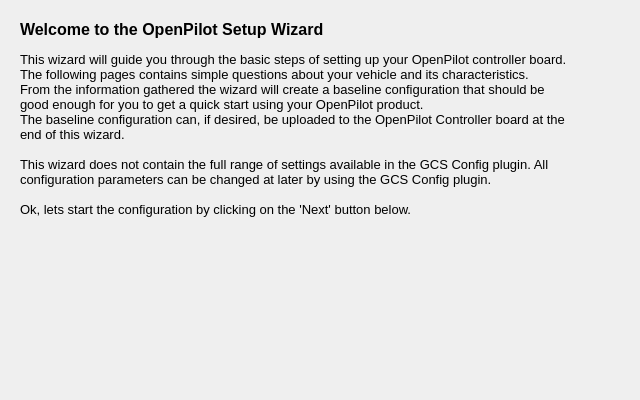
Old version of the form ground/openpilotgcs/src/plugins/setupwizard/pages/startpage.ui in the repository openpilot/OpenPilot.
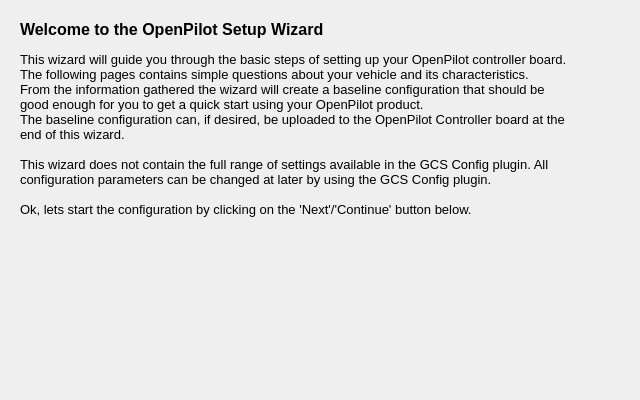
New version of the form.

Commit message: OP-39 Added mixer and motor configuration for Hexa and Octocopters. Changed so that the Flex port is set to be serial telemetry port by default. Added some description texts for the different multirotor types. Fixed disabling/enabling of Cancel and Back buttons during processing like bias calculation and saving of configuration. Converted summary text to html and added some formatting of the text. Added message if no controller is connected on saving the configuration.

Patch:
```diff
--- a/ground/openpilotgcs/src/plugins/setupwizard/pages/startpage.ui
+++ b/ground/openpilotgcs/src/plugins/setupwizard/pages/startpage.ui
@@ -36,12 +36,12 @@
 &lt;p style=&quot; margin-top:0px; margin-bottom:0px; margin-left:0px; margin-right:0px; -qt-block-indent:0; text-indent:0px;&quot;&gt;&lt;span style=&quot; font-size:12pt; font-weight:600;&quot;&gt;Welcome to the OpenPilot Setup Wizard&lt;/span&gt;&lt;/p&gt;
 &lt;p style=&quot;-qt-paragraph-type:empty; margin-top:0px; margin-bottom:0px; margin-left:0px; margin-right:0px; -qt-block-indent:0; text-indent:0px; font-size:8pt;&quot;&gt;&lt;/p&gt;
 &lt;p style=&quot; margin-top:0px; margin-bottom:0px; margin-left:0px; margin-right:0px; -qt-block-indent:0; text-indent:0px;&quot;&gt;&lt;span style=&quot; font-size:10pt;&quot;&gt;This wizard will guide you through the basic steps of setting up your OpenPilot controller board. The following pages contains simple questions about your vehicle and its characteristics. &lt;/span&gt;&lt;/p&gt;
-&lt;p style=&quot; margin-top:0px; margin-bottom:0px; margin-left:0px; margin-right:0px; -qt-block-indent:0; text-indent:0px;&quot;&gt;&lt;span style=&quot; font-size:10pt;&quot;&gt;From the information &lt;/span&gt;&lt;span style=&quot; font-size:10pt;&quot;&gt;gathered&lt;/span&gt;&lt;span style=&quot; font-size:10pt;&quot;&gt; the wizard will create a baseline configuration that should be good enough for you to get a quick start using your OpenPilot product.&lt;/span&gt;&lt;/p&gt;
+&lt;p style=&quot; margin-top:0px; margin-bottom:0px; margin-left:0px; margin-right:0px; -qt-block-indent:0; text-indent:0px;&quot;&gt;&lt;span style=&quot; font-size:10pt;&quot;&gt;From the information gathered the wizard will create a baseline configuration that should be good enough for you to get a quick start using your OpenPilot product.&lt;/span&gt;&lt;/p&gt;
 &lt;p style=&quot; margin-top:0px; margin-bottom:0px; margin-left:0px; margin-right:0px; -qt-block-indent:0; text-indent:0px;&quot;&gt;&lt;span style=&quot; font-size:10pt;&quot;&gt;The baseline configuration can, if desired, be uploaded to the OpenPilot Controller board at the end of this wizard.&lt;/span&gt;&lt;/p&gt;
 &lt;p style=&quot;-qt-paragraph-type:empty; margin-top:0px; margin-bottom:0px; margin-left:0px; margin-right:0px; -qt-block-indent:0; text-indent:0px; font-size:10pt;&quot;&gt;&lt;/p&gt;
 &lt;p style=&quot; margin-top:0px; margin-bottom:0px; margin-left:0px; margin-right:0px; -qt-block-indent:0; text-indent:0px;&quot;&gt;&lt;span style=&quot; font-size:10pt;&quot;&gt;This wizard does not contain the full range of settings available in the GCS Config plugin. All configuration parameters can be changed at later by using the GCS Config plugin.&lt;/span&gt;&lt;/p&gt;
 &lt;p style=&quot;-qt-paragraph-type:empty; margin-top:0px; margin-bottom:0px; margin-left:0px; margin-right:0px; -qt-block-indent:0; text-indent:0px; font-size:10pt;&quot;&gt;&lt;/p&gt;
-&lt;p style=&quot; margin-top:0px; margin-bottom:0px; margin-left:0px; margin-right:0px; -qt-block-indent:0; text-indent:0px;&quot;&gt;&lt;span style=&quot; font-size:10pt;&quot;&gt;Ok, lets start the configuration by clicking on the 'Next' button below.&lt;/span&gt;&lt;/p&gt;&lt;/body&gt;&lt;/html&gt;</string>
+&lt;p style=&quot; margin-top:0px; margin-bottom:0px; margin-left:0px; margin-right:0px; -qt-block-indent:0; text-indent:0px;&quot;&gt;&lt;span style=&quot; font-size:10pt;&quot;&gt;Ok, lets start the configuration by clicking on the 'Next'/'Continue' button below.&lt;/span&gt;&lt;/p&gt;&lt;/body&gt;&lt;/html&gt;</string>
    </property>
    <property name="alignment">
     <set>Qt::AlignLeading|Qt::AlignLeft|Qt::AlignTop</set>
```
The commit also changes 12 other files.
